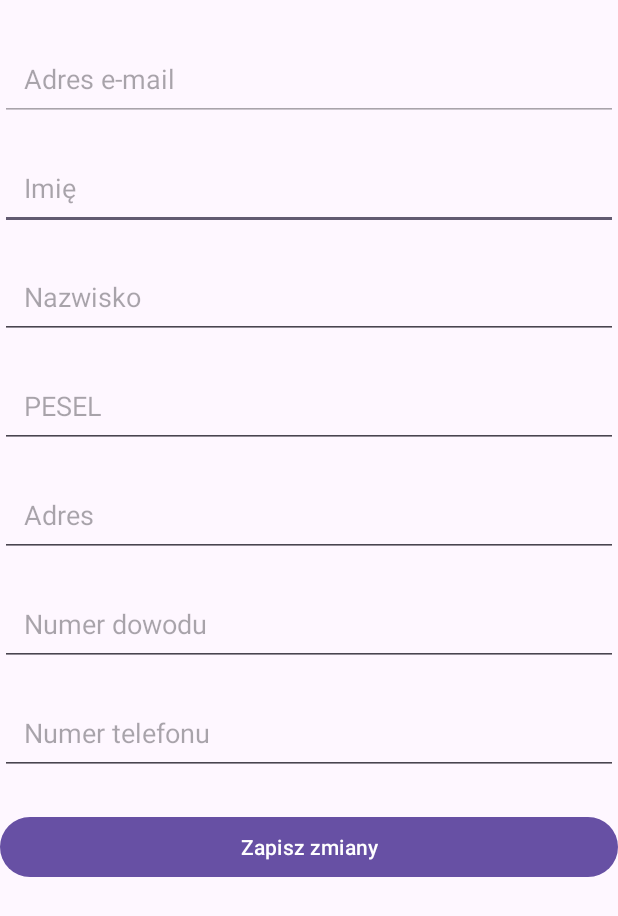
After one commit to BartoszNiem/projekt_BAM_PK, an Android app: the EditProfileActivity screen opened directly, with no data from a screen before it, on a phone screen of 412 x 824 dp. The commit adds this screen. Shown: the top 916 px of the screen. Run offline under Robolectric (Android 15) with nearby library versions, the phone set to English and light mode, and no system bars; our stand-ins replace Room's generated code.

Commit message:
Barek Marek

```diff
--- a/Projekt_BAM/app/src/main/AndroidManifest.xml
+++ b/Projekt_BAM/app/src/main/AndroidManifest.xml
@@ -12,6 +12,11 @@
         android:supportsRtl="true"
         android:theme="@style/Theme.Projekt_BAM"
         tools:targetApi="31">
+        <activity
+            android:name=".EditProfileActivity"
+            android:exported="false"
+            android:label="@string/title_activity_edit_profile"
+            android:theme="@style/Theme.Projekt_BAM" />
         <activity
             android:name=".HomeActivity"
             android:exported="false" />
--- /dev/null
+++ b/Projekt_BAM/app/src/main/java/com/example/projekt_bam/EditProfileActivity.kt
@@ -0,0 +1,89 @@
+package com.example.projekt_bam
+
+import android.os.Bundle
+import android.widget.Button
+import android.widget.EditText
+import androidx.appcompat.app.AppCompatActivity
+import androidx.room.Room
+import kotlinx.coroutines.Dispatchers
+import kotlinx.coroutines.GlobalScope
+import kotlinx.coroutines.launch
+import kotlinx.coroutines.withContext
+
+class EditProfileActivity : AppCompatActivity() {
+
+    private lateinit var database: AppDatabase
+
+    private lateinit var emailEditText: EditText
+    private lateinit var firstNameEditText: EditText
+    private lateinit var lastNameEditText: EditText
+    private lateinit var peselEditText: EditText
+    private lateinit var addressEditText: EditText
+    private lateinit var idNumberEditText: EditText
+    private lateinit var phoneNumberEditText: EditText
+    private lateinit var saveChangesButton: Button
+
+    override fun onCreate(savedInstanceState: Bundle?) {
+        super.onCreate(savedInstanceState)
+        setContentView(R.layout.activity_edit_profile)
+
+        database = Room.databaseBuilder(applicationContext, AppDatabase::class.java, "user-database").build()
+
+        emailEditText = findViewById(R.id.editTextEmail)
+        firstNameEditText = findViewById(R.id.editTextFirstName)
+        lastNameEditText = findViewById(R.id.editTextLastName)
+        peselEditText = findViewById(R.id.editTextPesel)
+        addressEditText = findViewById(R.id.editTextAddress)
+        idNumberEditText = findViewById(R.id.editTextIdNumber)
+        phoneNumberEditText = findViewById(R.id.editTextPhoneNumber)
+        saveChangesButton = findViewById(R.id.buttonSaveChanges)
+
+        GlobalScope.launch(Dispatchers.Main) {
+            val loggedInUser = getLoggedInUser()
+            loggedInUser?.let {
+                emailEditText.setText(it.email)
+                firstNameEditText.setText(it.firstName)
+                lastNameEditText.setText(it.lastName)
+                peselEditText.setText(it.pesel)
+                addressEditText.setText(it.address)
+                idNumberEditText.setText(it.idNumber)
+                phoneNumberEditText.setText(it.phoneNumber)
+            }
+            saveChangesButton.setOnClickListener {
+                saveChanges(loggedInUser)
+            }
+        }
+    }
+
+    suspend fun getLoggedInUser(): UserEntity? {
+        return withContext(Dispatchers.IO) {
+            val sharedPreferences = getSharedPreferences("MyPrefs", MODE_PRIVATE)
+            val email = sharedPreferences.getString("logged_in_email", "")
+
+            return@withContext if (email != "") {
+                val userDao = database.userDao()
+                userDao.getUserByEmail(email.toString())
+            } else {
+                null
+            }
+        }
+    }
+
+    private fun saveChanges(user: UserEntity?) {
+        user?.let {
+            it.firstName = firstNameEditText.text.toString().trim()
+            it.lastName = lastNameEditText.text.toString().trim()
+            it.pesel = peselEditText.text.toString().trim()
+            it.address = addressEditText.text.toString().trim()
+            it.idNumber = idNumberEditText.text.toString().trim()
+            it.phoneNumber = phoneNumberEditText.text.toString().trim()
+
+            GlobalScope.launch(Dispatchers.IO) {
+                database.userDao().updateUser(it)
+            }
+
+            // Dodaj kod obsługujący zapisanie zmian i powrót do HomeActivity
+            finish()
+        }
+    }
+}
--- a/Projekt_BAM/app/src/main/java/com/example/projekt_bam/UserDao.kt
+++ b/Projekt_BAM/app/src/main/java/com/example/projekt_bam/UserDao.kt
@@ -3,11 +3,15 @@ package com.example.projekt_bam
 import androidx.room.Dao
 import androidx.room.Insert
 import androidx.room.Query
+import androidx.room.Update
 
 @Dao
 interface UserDao {
     @Insert
     fun insertUser(user: UserEntity)
+
+    @Update
+    fun updateUser(user: UserEntity)
 
     @Query("SELECT * FROM users WHERE email = :email")
     fun getUserByEmail(email: String): UserEntity?
--- /dev/null
+++ b/Projekt_BAM/app/src/main/res/layout/activity_edit_profile.xml
@@ -0,0 +1,86 @@
+<?xml version="1.0" encoding="utf-8"?>
+<RelativeLayout xmlns:android="http://schemas.android.com/apk/res/android"
+    xmlns:tools="http://schemas.android.com/tools"
+    android:layout_width="match_parent"
+    android:layout_height="match_parent"
+    tools:context=".EditProfileActivity">
+
+    <EditText
+        android:id="@+id/editTextEmail"
+        android:layout_width="match_parent"
+        android:layout_height="wrap_content"
+        android:layout_marginTop="24dp"
+        android:hint="Adres e-mail"
+        android:inputType="textEmailAddress"
+        android:padding="16dp"
+        android:enabled="false" />
+
+    <EditText
+        android:id="@+id/editTextFirstName"
+        android:layout_width="match_parent"
+        android:layout_height="wrap_content"
+        android:layout_below="@id/editTextEmail"
+        android:layout_marginTop="16dp"
+        android:hint="Imię"
+        android:inputType="text"
+        android:padding="16dp" />
+
+    <EditText
+        android:id="@+id/editTextLastName"
+        android:layout_width="match_parent"
+        android:layout_height="wrap_content"
+        android:layout_below="@id/editTextFirstName"
+        android:layout_marginTop="16dp"
+        android:hint="Nazwisko"
+        android:inputType="text"
+        android:padding="16dp" />
+
+    <EditText
+        android:id="@+id/editTextPesel"
+        android:layout_width="match_parent"
+        android:layout_height="wrap_content"
+        android:layout_below="@id/editTextLastName"
+        android:layout_marginTop="16dp"
+        android:hint="PESEL"
+        android:inputType="number"
+        android:padding="16dp" />
+
+    <EditText
+        android:id="@+id/editTextAddress"
+        android:layout_width="match_parent"
+        android:layout_height="wrap_content"
+        android:layout_below="@id/editTextPesel"
+        android:layout_marginTop="16dp"
+        android:hint="Adres"
+        android:inputType="text"
+        android:padding="16dp" />
+
+    <EditText
+        android:id="@+id/editTextIdNumber"
+        android:layout_width="match_parent"
+        android:layout_height="wrap_content"
+        android:layout_below="@id/editTextAddress"
+        android:layout_marginTop="16dp"
+        android:hint="Numer dowodu"
+        android:inputType="text"
+        android:padding="16dp" />
+
+    <EditText
+        android:id="@+id/editTextPhoneNumber"
+        android:layout_width="match_parent"
+        android:layout_height="wrap_content"
+        android:layout_below="@id/editTextIdNumber"
+        android:layout_marginTop="16dp"
+        android:hint="Numer telefonu"
+        android:inputType="phone"
+        android:padding="16dp" />
+
+    <Button
+        android:id="@+id/buttonSaveChanges"
+        android:layout_width="match_parent"
+        android:layout_height="wrap_content"
+        android:layout_below="@id/editTextPhoneNumber"
+        android:layout_marginTop="24dp"
+        android:text="Zapisz zmiany" />
+
+</RelativeLayout>
--- a/Projekt_BAM/app/src/main/res/values/strings.xml
+++ b/Projekt_BAM/app/src/main/res/values/strings.xml
@@ -43,4 +43,5 @@
         libero vel nunc consequat, quis tincidunt nisl eleifend. Cras bibendum enim a justo luctus
         vestibulum. Fusce dictum libero quis erat maximus, vitae volutpat diam dignissim.
     </string>
+    <string name="title_activity_edit_profile">EditProfileActivity</string>
 </resources>
```
Also changed, not shown: Projekt_BAM/app/src/main/java/com/example/projekt_bam/HomeActivity.kt (+9 -1 lines), Projekt_BAM/app/src/main/java/com/example/projekt_bam/UserEntity.kt (+6 -6 lines), Projekt_BAM/app/src/main/res/layout/activity_home.xml (+9 -0 lines), Projekt_BAM/app/src/main/res/navigation/nav_graph2.xml (added, +28 -0 lines), 408 other files.
